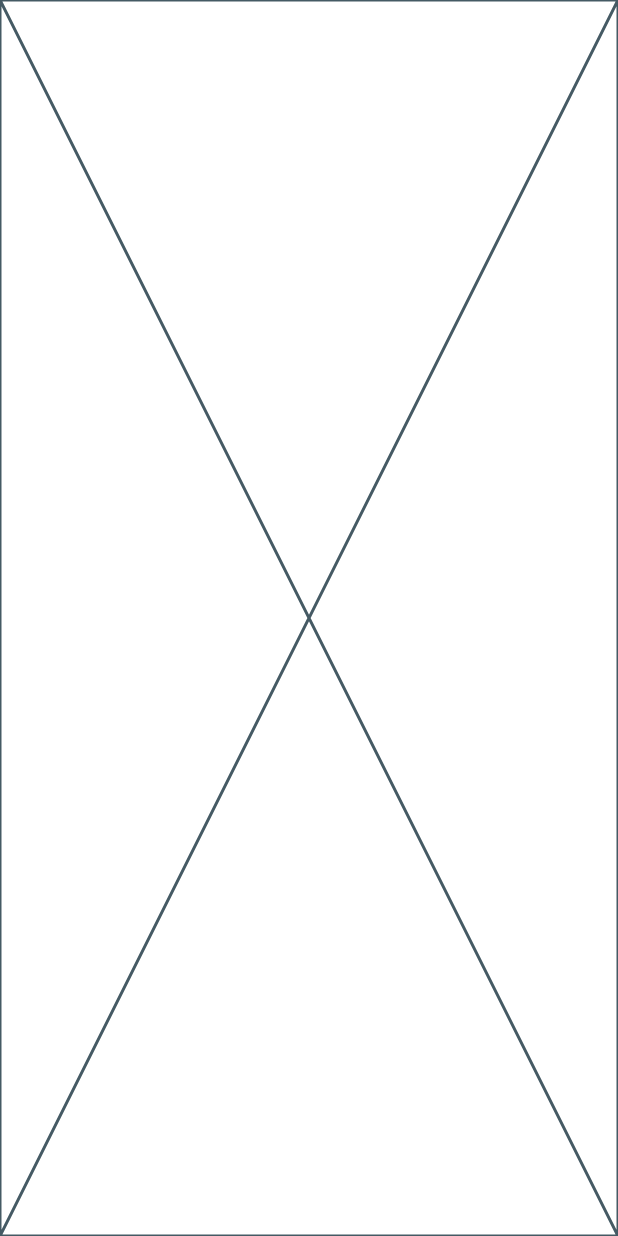
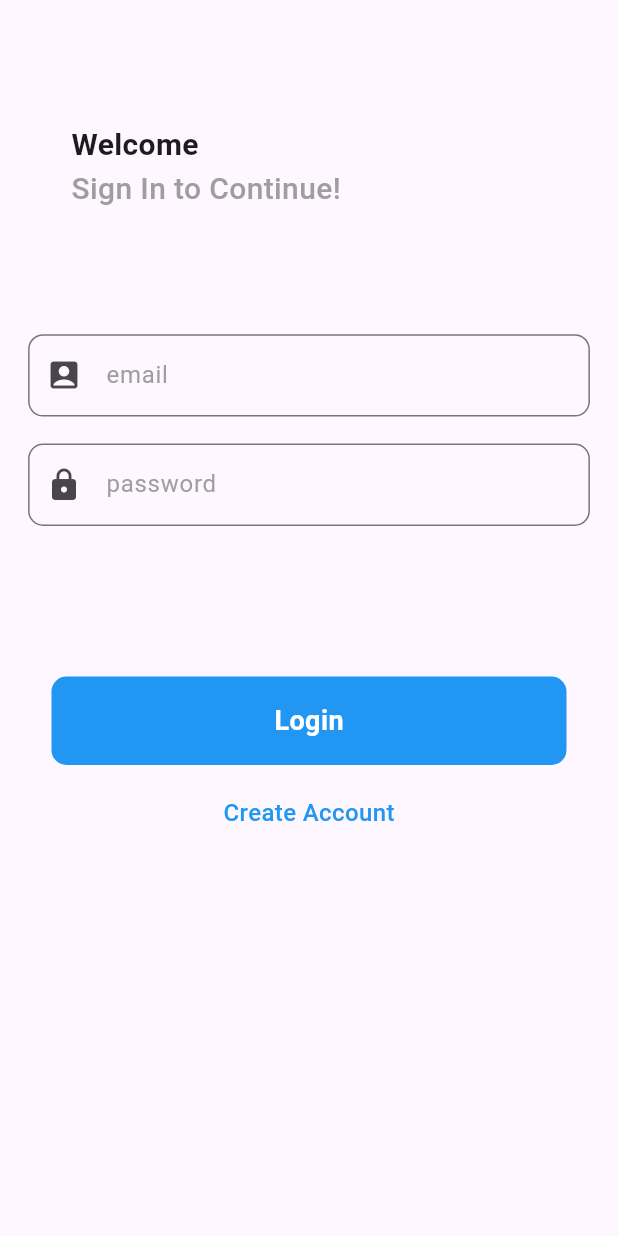
Before and after one commit to SonKimDev/chat_app_flutter, a Flutter app: the screen it shows after launch, on a phone screen of 412 x 824 dp. Run offline on Flutter 3.47's test engine with Material 3 defaults, Android fonts, the phone set to English and light mode, and no system bars; our stand-ins replace cloud_firestore, firebase_auth, firebase_core; accounts and stored records are empty.

Commit message:
feat: finding user

```diff
--- a/lib/main.dart
+++ b/lib/main.dart
@@ -1,6 +1,10 @@
+import 'package:chat_app_flutter/src/screens/auth/login_screen.dart';
+import 'package:firebase_core/firebase_core.dart';
 import 'package:flutter/material.dart';
 
-void main() {
+Future main() async{
+  WidgetsFlutterBinding.ensureInitialized();
+  Firebase.initializeApp();
   runApp(const MyApp());
 }
 
@@ -9,6 +13,9 @@ class MyApp extends StatelessWidget {
 
   @override
   Widget build(BuildContext context) {
-    return const Placeholder();
+    return MaterialApp(
+      debugShowCheckedModeBanner: false,
+      home: LoginScreen(),
+    );
   }
 }
--- a/lib/src/screens/auth/login_screen.dart
+++ b/lib/src/screens/auth/login_screen.dart
@@ -0,0 +1,127 @@
+import 'package:chat_app_flutter/src/screens/auth/sign_up_screen.dart';
+import 'package:chat_app_flutter/src/screens/main/home_screen.dart';
+import 'package:chat_app_flutter/src/services/service.dart';
+import 'package:chat_app_flutter/src/widgets/custom_button.dart';
+import 'package:chat_app_flutter/src/widgets/field.dart';
+import 'package:flutter/material.dart';
+
+class LoginScreen extends StatefulWidget {
+  const LoginScreen({super.key});
+
+  @override
+  State<LoginScreen> createState() => _LoginScreenState();
+}
+
+class _LoginScreenState extends State<LoginScreen> {
+  final TextEditingController _email = TextEditingController();
+  final TextEditingController _password = TextEditingController();
+  bool isLoading = false;
+
+  @override
+  Widget build(BuildContext context) {
+    final size = MediaQuery.of(context).size;
+    return Scaffold(
+      body: isLoading
+          ? const Center(
+              child: CircularProgressIndicator(
+                strokeWidth: 4.0,
+              ),
+            )
+          : Column(
+              children: [
+                SizedBox(height: size.height / 10),
+                SizedBox(
+                  width: size.width / 1.3,
+                  child: const Text(
+                    "Welcome",
+                    style: TextStyle(
+                      fontSize: 20,
+                      fontWeight: FontWeight.bold,
+                    ),
+                  ),
+                ),
+                SizedBox(
+                  width: size.width / 1.3,
+                  child: const Text(
+                    "Sign In to Continue!",
+                    style: TextStyle(
+                      color: Colors.grey,
+                      fontSize: 20,
+                      fontWeight: FontWeight.w500,
+                    ),
+                  ),
+                ),
+                SizedBox(height: size.height / 10),
+                Container(
+                  width: size.width,
+                  alignment: Alignment.center,
+                  child: Field(
+                    size: size,
+                    hintText: "email",
+                    icon: Icons.account_box,
+                    controller: _email,
+                    isPassword: false,
+                  ),
+                ),
+                Padding(
+                  padding: const EdgeInsets.symmetric(vertical: 18),
+                  child: Container(
+                    width: size.width,
+                    alignment: Alignment.center,
+                    child: Field(
+                      size: size,
+                      hintText: "password",
+                      icon: Icons.lock,
+                      controller: _password,
+                      isPassword: true,
+                    ),
+                  ),
+                ),
+                SizedBox(height: size.height / 10),
+                CustomButton(
+                  size: size,
+                  text: "Login",
+                  onTap: () {
+                    if (_email.text.isNotEmpty && _password.text.isNotEmpty) {
+                      setState(() {
+                        isLoading = true;
+                      });
+                      login(_email.text, _password.text).then((user) {
+                        if (user != null) {
+                          setState(() {
+                            isLoading = false;
+                            Navigator.pushReplacement(
+                                context,
+                                MaterialPageRoute(
+                                  builder: (_) => const HomeScreen(),
+                                ));
+                          });
+                        }
+                      });
+                    }
+                  },
+                ),
+                SizedBox(height: size.height / 40),
+                GestureDetector(
+                  onTap: () {
+                    Navigator.push(
+                      context,
+                      MaterialPageRoute(
+                        builder: (_) => const SignUpScreen(),
+                      ),
+                    );
+                  },
+                  child: const Text(
+                    "Create Account",
+                    style: TextStyle(
+                      color: Colors.blue,
+                      fontSize: 16,
+                      fontWeight: FontWeight.w500,
+                    ),
+                  ),
+                ),
+              ],
+            ),
+    );
+  }
+}
--- a/lib/src/widgets/custom_button.dart
+++ b/lib/src/widgets/custom_button.dart
@@ -0,0 +1,37 @@
+import 'package:flutter/material.dart';
+
+class CustomButton extends StatelessWidget {
+  final Size size;
+  final String text;
+  final Function onTap;
+
+  const CustomButton(
+      {super.key, required this.size, required this.text, required this.onTap});
+
+  @override
+  Widget build(BuildContext context) {
+    return GestureDetector(
+      onTap: () {
+        onTap();
+      },
+      child: Container(
+        height: size.height / 14,
+        width: size.width / 1.2,
+        decoration: BoxDecoration(
+          borderRadius: BorderRadius.circular(10),
+          color: Colors.blue,
+        ),
+        child: Center(
+          child: Text(
+            text,
+            style: const TextStyle(
+              color: Colors.white,
+              fontSize: 18,
+              fontWeight: FontWeight.bold,
+            ),
+          ),
+        ),
+      ),
+    );
+  }
+}
--- a/lib/src/widgets/field.dart
+++ b/lib/src/widgets/field.dart
@@ -0,0 +1,37 @@
+import 'package:flutter/material.dart';
+
+class Field extends StatelessWidget {
+  final Size size;
+  final IconData icon;
+  final String hintText;
+  final TextEditingController controller;
+  final bool isPassword;
+
+  const Field({
+    super.key,
+    required this.size,
+    required this.icon,
+    required this.hintText,
+    required this.controller, required this.isPassword,
+  });
+
+  @override
+  Widget build(BuildContext context) {
+    return Container(
+      height: size.height / 15,
+      width: size.width / 1.1,
+      child: TextField(
+        obscureText: isPassword,
+        controller: controller,
+        decoration: InputDecoration(
+          prefixIcon: Icon(icon),
+          hintText: hintText,
+          hintStyle: const TextStyle(color: Colors.grey),
+          border: OutlineInputBorder(
+            borderRadius: BorderRadius.circular(10),
+          ),
+        ),
+      ),
+    );
+  }
+}
--- a/pubspec.yaml
+++ b/pubspec.yaml
@@ -31,6 +31,9 @@ dependencies:
   flutter:
     sdk: flutter
 
+  firebase_core: ^3.7.0
+  firebase_auth: ^5.3.2
+  cloud_firestore: ^5.5.0
 
   # The following adds the Cupertino Icons font to your application.
   # Use with the CupertinoIcons class for iOS style icons.
```
Also changed, not shown: lib/src/screens/auth/sign_up_screen.dart (+147 -0 lines), lib/src/screens/main/home_screen.dart (+114 -0 lines), lib/src/services/service.dart (+57 -0 lines), firebase.json (added), lib/firebase_options.dart (added), pubspec.lock, 3 other files.
